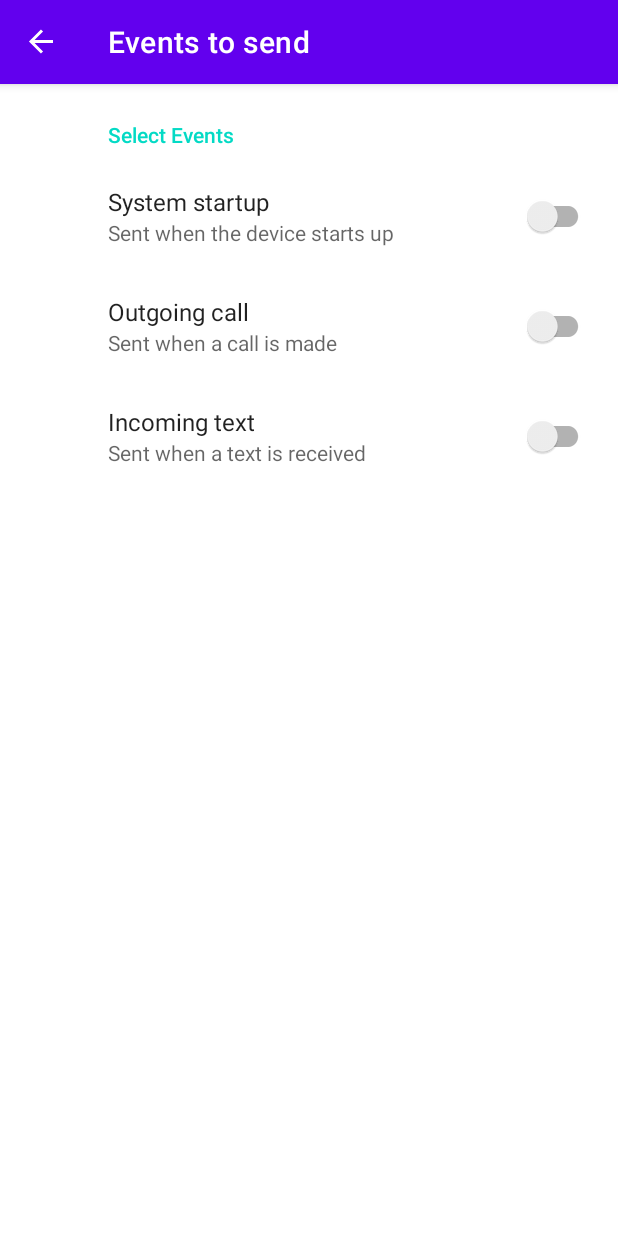
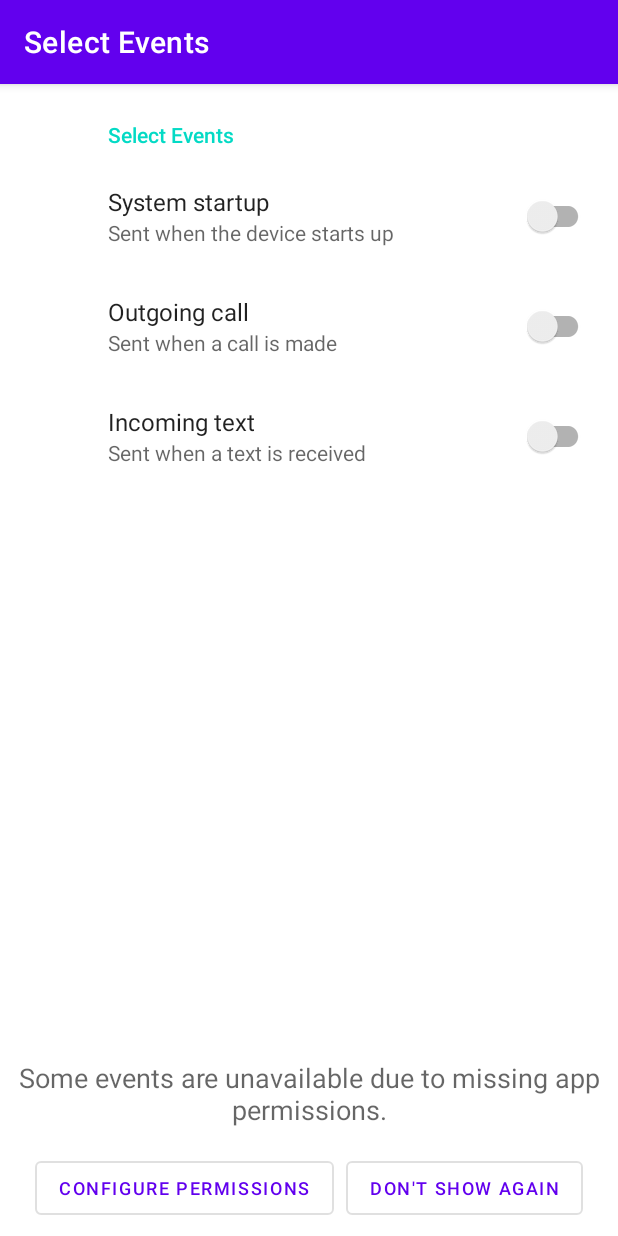
Before and after one commit to rolsdorph/fluxdroid, an Android app: the screen it shows after launch (MainActivity before the commit, EventSelectionActivity after it), after a tap on "CONFIGURE", on a phone screen of 412 x 824 dp. Run offline under Robolectric (Android 15) with nearby library versions, the phone set to English and light mode, and no system bars; our stand-ins replace Room's generated code, RxJava, androidx.preference, navigation-ui; Roboto replaces fonts that are not available here.

Commit message:
Add the missing permissions popup UI
It doesn't really look awesome - probably a border or a background or something would make it better. But kicking that down the road for when I do a full design review

```diff
--- a/app/src/main/AndroidManifest.xml
+++ b/app/src/main/AndroidManifest.xml
@@ -21,6 +21,11 @@
             </intent-filter>
         </activity>
 
+        <activity
+            android:name=".EventSelectionActivity"
+            android:exported="false"
+            android:label="@string/select_events" />
+
         <receiver
             android:name=".SystemEventReceiver"
             android:exported="true"
--- /dev/null
+++ b/app/src/main/java/io/rolsdorph/fluxdroid/EventSelectionActivity.java
@@ -0,0 +1,13 @@
+package io.rolsdorph.fluxdroid;
+
+import android.os.Bundle;
+
+import androidx.appcompat.app.AppCompatActivity;
+
+public class EventSelectionActivity extends AppCompatActivity {
+    @Override
+    protected void onCreate(Bundle savedInstanceState) {
+        super.onCreate(savedInstanceState);
+        setContentView(R.layout.event_selection_activity);
+    }
+}
--- /dev/null
+++ b/app/src/main/java/io/rolsdorph/fluxdroid/MissingPermissionsFragment.java
@@ -0,0 +1,9 @@
+package io.rolsdorph.fluxdroid;
+
+import androidx.fragment.app.Fragment;
+
+public class MissingPermissionsFragment extends Fragment {
+    public MissingPermissionsFragment() {
+        super(R.layout.missing_permissions_fragment);
+    }
+}
--- a/app/src/main/java/io/rolsdorph/fluxdroid/OverviewFragment.java
+++ b/app/src/main/java/io/rolsdorph/fluxdroid/OverviewFragment.java
@@ -44,7 +44,7 @@ public class OverviewFragment extends Fragment {
         EventSelectionViewModel viewModel = new ViewModelProvider(requireActivity()).get(EventSelectionViewModel.class);
         viewModel.getSubscribedEventCount().observe(getViewLifecycleOwner(), numSelectedEvents ->
                 selectedEventsCountText.setText(getResources().getQuantityString(R.plurals.num_events, numSelectedEvents, numSelectedEvents)));
-        view.findViewById(R.id.btnConfigureEvents).setOnClickListener(b -> Navigation.findNavController(view).navigate(R.id.action_overviewFragment_to_eventSelectionFragment));
+        view.findViewById(R.id.btnConfigureEvents).setOnClickListener(b -> Navigation.findNavController(view).navigate(R.id.action_overviewFragment_to_eventSelectionActivity));
 
         // Sink configuration
         ImageView imageView = view.findViewById(R.id.sinkIcon);
--- /dev/null
+++ b/app/src/main/res/layout/event_selection_activity.xml
@@ -0,0 +1,27 @@
+<?xml version="1.0" encoding="utf-8"?>
+<androidx.constraintlayout.widget.ConstraintLayout xmlns:android="http://schemas.android.com/apk/res/android"
+    xmlns:app="http://schemas.android.com/apk/res-auto"
+    xmlns:tools="http://schemas.android.com/tools"
+    android:layout_width="match_parent"
+    android:layout_height="match_parent">
+
+    <androidx.fragment.app.FragmentContainerView
+        android:id="@+id/eventSelectionFragment"
+        android:name="io.rolsdorph.fluxdroid.EventSelectionFragment"
+        android:layout_width="fill_parent"
+        android:layout_height="wrap_content"
+        app:layout_constraintStart_toStartOf="parent"
+        app:layout_constraintTop_toTopOf="parent" />
+
+    <androidx.fragment.app.FragmentContainerView
+        android:id="@+id/fragmentContainerView2"
+        android:name="io.rolsdorph.fluxdroid.MissingPermissionsFragment"
+        android:layout_width="fill_parent"
+        android:layout_height="wrap_content"
+        android:layout_marginBottom="8dp"
+        app:layout_constraintBottom_toBottomOf="parent"
+        app:layout_constraintStart_toStartOf="parent"
+        tools:layout="@layout/missing_permissions_fragment" />
+
+
+</androidx.constraintlayout.widget.ConstraintLayout>
--- /dev/null
+++ b/app/src/main/res/layout/missing_permissions_fragment.xml
@@ -0,0 +1,45 @@
+<?xml version="1.0" encoding="utf-8"?>
+<androidx.constraintlayout.widget.ConstraintLayout xmlns:android="http://schemas.android.com/apk/res/android"
+    xmlns:app="http://schemas.android.com/apk/res-auto"
+    android:layout_width="match_parent"
+    android:layout_height="match_parent">
+
+    <TextView
+        android:id="@+id/textView2"
+        android:layout_width="wrap_content"
+        android:layout_height="wrap_content"
+        android:text="@string/missing_permissions_info"
+        android:textAlignment="center"
+        android:textAppearance="@style/TextAppearance.AppCompat.Medium"
+        app:layout_constraintEnd_toEndOf="parent"
+        app:layout_constraintStart_toStartOf="parent"
+        app:layout_constraintTop_toTopOf="parent" />
+
+    <LinearLayout
+        android:layout_width="wrap_content"
+        android:layout_height="wrap_content"
+        android:layout_marginTop="16dp"
+        android:orientation="horizontal"
+        app:layout_constraintEnd_toEndOf="parent"
+        app:layout_constraintStart_toStartOf="parent"
+        app:layout_constraintTop_toBottomOf="@+id/textView2">
+
+        <Button
+            android:id="@+id/configurePermissionsButton"
+            style="@style/Widget.MaterialComponents.Button.OutlinedButton"
+            android:layout_width="wrap_content"
+            android:layout_height="wrap_content"
+            android:layout_marginEnd="4dp"
+            android:text="@string/configure_permissions"
+            android:textSize="12sp" />
+
+        <Button
+            android:id="@+id/dontShowAgainButton"
+            style="@style/Widget.MaterialComponents.Button.OutlinedButton"
+            android:layout_width="wrap_content"
+            android:layout_height="wrap_content"
+            android:layout_marginStart="4dp"
+            android:text="@string/dont_show_again"
+            android:textSize="12sp" />
+    </LinearLayout>
+</androidx.constraintlayout.widget.ConstraintLayout>
--- a/app/src/main/res/navigation/nav_graph.xml
+++ b/app/src/main/res/navigation/nav_graph.xml
@@ -15,13 +15,16 @@
         <action
             android:id="@+id/action_overviewFragment_to_sinkConfigFragment"
             app:destination="@id/sinkConfigFragment" />
+        <action
+            android:id="@+id/action_overviewFragment_to_eventSelectionActivity"
+            app:destination="@id/eventSelectionActivity" />
     </fragment>
-    <fragment
-        android:id="@+id/eventSelectionFragment"
-        android:name="io.rolsdorph.fluxdroid.EventSelectionFragment"
-        android:label="@string/events_to_send" />
     <fragment
         android:id="@+id/sinkConfigFragment"
         android:name="io.rolsdorph.fluxdroid.SinkConfigFragment"
         android:label="@string/configure_destination" />
+    <activity
+        android:id="@+id/eventSelectionActivity"
+        android:name="io.rolsdorph.fluxdroid.EventSelectionActivity"
+        android:label="EventSelectionActivity" />
 </navigation>
--- a/app/src/main/res/values/strings.xml
+++ b/app/src/main/res/values/strings.xml
@@ -64,4 +64,7 @@
     <string name="desc_stonks">Chart going up</string>
     <string name="desc_cloud">Cloud</string>
     <string name="desc_numbered_list">Numbered list</string>
+    <string name="missing_permissions_info">Some events are unavailable due to missing app permissions.</string>
+    <string name="configure_permissions">Configure permissions</string>
+    <string name="dont_show_again">Don\'t show again</string>
 </resources>
```
